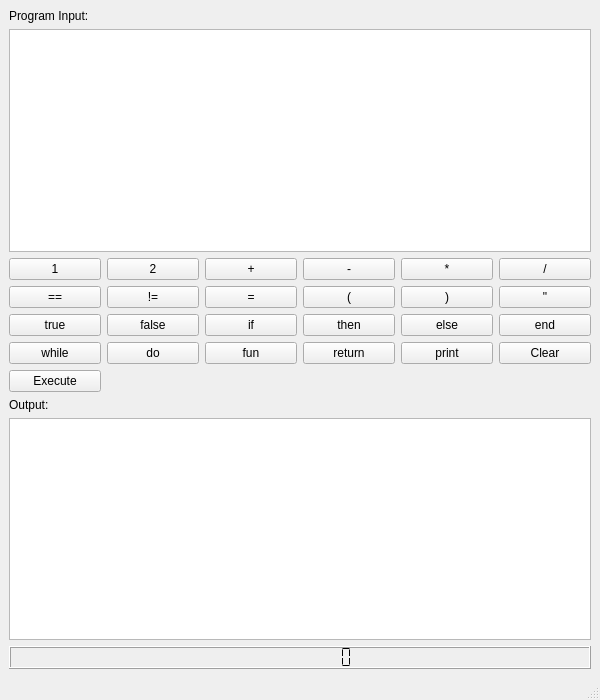
Above: compiler-starter-project/components/main.ui from sagar002108/PLC before the change. Below: the same form after it.
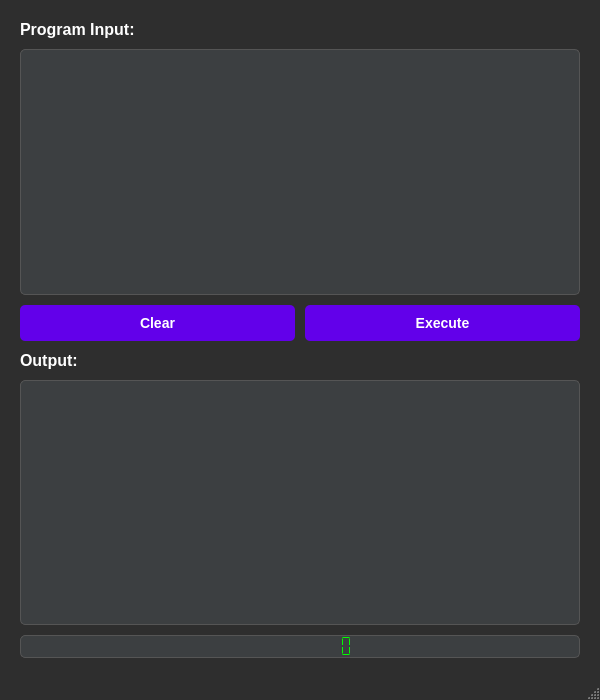
That is the form after the change.

Diff of the .ui file:
```diff
--- a/compiler-starter-project/components/main.ui
+++ b/compiler-starter-project/components/main.ui
@@ -13,8 +13,68 @@
   <property name="windowTitle">
    <string>Programming Language Calculator</string>
   </property>
+  <property name="styleSheet">
+   <string notr="true">
+    QMainWindow {
+        background-color: #2E2E2E;
+    }
+    QTextEdit {
+        background-color: #3C3F41;
+        color: #FFFFFF;
+        border: 1px solid #555555;
+        border-radius: 5px;
+        padding: 5px;
+        font-family: 'Arial';
+        font-size: 14px;
+    }
+    QPushButton {
+        background-color: #6200EA;
+        color: #FFFFFF;
+        border: none;
+        border-radius: 5px;
+        padding: 10px;
+        font-family: 'Arial';
+        font-size: 14px;
+        font-weight: bold;
+    }
+    QPushButton:hover {
+        background-color: #7C4DFF;
+    }
+    QPushButton:pressed {
+        background-color: #4A00B0;
+    }
+    QLabel {
+        color: #FFFFFF;
+        font-family: 'Arial';
+        font-size: 16px;
+        font-weight: bold;
+    }
+    QLCDNumber {
+        background-color: #3C3F41;
+        color: #00FF00;
+        border: 1px solid #555555;
+        border-radius: 5px;
+        padding: 5px;
+    }
+   </string>
+  </property>
   <widget class="QWidget" name="centralwidget">
    <layout class="QVBoxLayout" name="verticalLayout">
+    <property name="spacing">
+     <number>10</number>
+    </property>
+    <property name="leftMargin">
+     <number>20</number>
+    </property>
+    <property name="topMargin">
+     <number>20</number>
+    </property>
+    <property name="rightMargin">
+     <number>20</number>
+    </property>
+    <property name="bottomMargin">
+     <number>20</number>
+    </property>
     <item>
      <widget class="QLabel" name="input_label">
       <property name="text">
@@ -27,182 +87,24 @@
       <property name="minimumSize">
        <size>
         <width>0</width>
-        <height>150</height>
+        <height>200</height>
        </size>
       </property>
      </widget>
     </item>
     <item>
-     <layout class="QGridLayout" name="button_layout">
-      <item row="0" column="0">
-       <widget class="QPushButton" name="button_1">
-        <property name="text">
-         <string>1</string>
-        </property>
-       </widget>
-      </item>
-      <item row="0" column="1">
-       <widget class="QPushButton" name="button_2">
-        <property name="text">
-         <string>2</string>
-        </property>
-       </widget>
-      </item>
-      <item row="0" column="2">
-       <widget class="QPushButton" name="button_plus">
-        <property name="text">
-         <string>+</string>
-        </property>
-       </widget>
-      </item>
-      <item row="0" column="3">
-       <widget class="QPushButton" name="button_minus">
-        <property name="text">
-         <string>-</string>
-        </property>
-       </widget>
-      </item>
-      <item row="0" column="4">
-       <widget class="QPushButton" name="button_times">
-        <property name="text">
-         <string>*</string>
-        </property>
-       </widget>
-      </item>
-      <item row="0" column="5">
-       <widget class="QPushButton" name="button_divide">
-        <property name="text">
-         <string>/</string>
-        </property>
-       </widget>
-      </item>
-      <item row="1" column="0">
-       <widget class="QPushButton" name="button_eq">
-        <property name="text">
-         <string>==</string>
-        </property>
-       </widget>
-      </item>
-      <item row="1" column="1">
-       <widget class="QPushButton" name="button_neq">
-        <property name="text">
-         <string>!=</string>
-        </property>
-       </widget>
-      </item>
-      <item row="1" column="2">
-       <widget class="QPushButton" name="button_assign">
-        <property name="text">
-         <string>=</string>
-        </property>
-       </widget>
-      </item>
-      <item row="1" column="3">
-       <widget class="QPushButton" name="button_lparen">
-        <property name="text">
-         <string>(</string>
-        </property>
-       </widget>
-      </item>
-      <item row="1" column="4">
-       <widget class="QPushButton" name="button_rparen">
-        <property name="text">
-         <string>)</string>
-        </property>
-       </widget>
-      </item>
-      <item row="1" column="5">
-       <widget class="QPushButton" name="button_quote">
-        <property name="text">
-         <string>"</string>
-        </property>
-       </widget>
-      </item>
-      <item row="2" column="0">
-       <widget class="QPushButton" name="button_true">
-        <property name="text">
-         <string>true</string>
-        </property>
-       </widget>
-      </item>
-      <item row="2" column="1">
-       <widget class="QPushButton" name="button_false">
-        <property name="text">
-         <string>false</string>
-        </property>
-       </widget>
-      </item>
-      <item row="2" column="2">
-       <widget class="QPushButton" name="button_if">
-        <property name="text">
-         <string>if</string>
-        </property>
-       </widget>
-      </item>
-      <item row="2" column="3">
-       <widget class="QPushButton" name="button_then">
-        <property name="text">
-         <string>then</string>
-        </property>
-       </widget>
-      </item>
-      <item row="2" column="4">
-       <widget class="QPushButton" name="button_else">
-        <property name="text">
-         <string>else</string>
-        </property>
-       </widget>
-      </item>
-      <item row="2" column="5">
-       <widget class="QPushButton" name="button_end">
-        <property name="text">
-         <string>end</string>
-        </property>
-       </widget>
-      </item>
-      <item row="3" column="0">
-       <widget class="QPushButton" name="button_while">
-        <property name="text">
-         <string>while</string>
-        </property>
-       </widget>
-      </item>
-      <item row="3" column="1">
-       <widget class="QPushButton" name="button_do">
-        <property name="text">
-         <string>do</string>
-        </property>
-       </widget>
-      </item>
-      <item row="3" column="2">
-       <widget class="QPushButton" name="button_fun">
-        <property name="text">
-         <string>fun</string>
-        </property>
-       </widget>
-      </item>
-      <item row="3" column="3">
-       <widget class="QPushButton" name="button_return">
-        <property name="text">
-         <string>return</string>
-        </property>
-       </widget>
-      </item>
-      <item row="3" column="4">
-       <widget class="QPushButton" name="button_print">
-        <property name="text">
-         <string>print</string>
-        </property>
-       </widget>
-      </item>
-      <item row="3" column="5">
+     <layout class="QHBoxLayout" name="button_layout">
+      <property name="spacing">
+       <number>10</number>
+      </property>
+      <item>
        <widget class="QPushButton" name="button_clear">
         <property name="text">
          <string>Clear</string>
         </property>
        </widget>
       </item>
-      <item row="4" column="0" columnspan="6">
+      <item>
        <widget class="QPushButton" name="button_equal">
         <property name="text">
          <string>Execute</string>
@@ -223,7 +125,7 @@
       <property name="minimumSize">
        <size>
         <width>0</width>
-        <height>150</height>
+        <height>200</height>
        </size>
       </property>
       <property name="readOnly">
```
